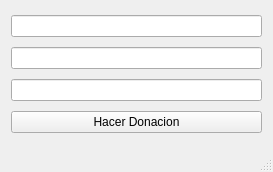
Esvux/LabEDD, file Ejemplos/ClienteQt/ClienteEDD/mainwindow.ui: the form before one commit.
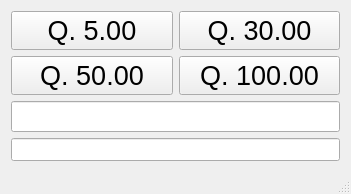
The form after the commit.

```diff
--- a/Ejemplos/ClienteQt/ClienteEDD/mainwindow.ui
+++ b/Ejemplos/ClienteQt/ClienteEDD/mainwindow.ui
@@ -6,28 +6,78 @@
    <rect>
     <x>0</x>
     <y>0</y>
-    <width>273</width>
-    <height>172</height>
+    <width>351</width>
+    <height>175</height>
    </rect>
   </property>
   <property name="windowTitle">
    <string>MainWindow</string>
   </property>
   <widget class="QWidget" name="centralWidget">
-   <layout class="QVBoxLayout" name="verticalLayout">
-    <item>
-     <widget class="QLineEdit" name="lineEdit"/>
+   <layout class="QGridLayout" name="gridLayout">
+    <item row="0" column="0">
+     <widget class="QPushButton" name="pushButton5Q">
+      <property name="font">
+       <font>
+        <pointsize>20</pointsize>
+       </font>
+      </property>
+      <property name="text">
+       <string>Q. 5.00</string>
+      </property>
+     </widget>
     </item>
-    <item>
-     <widget class="QLineEdit" name="lineEdit_2"/>
+    <item row="1" column="0">
+     <widget class="QPushButton" name="pushButton50Q">
+      <property name="font">
+       <font>
+        <pointsize>20</pointsize>
+       </font>
+      </property>
+      <property name="text">
+       <string>Q. 50.00</string>
+      </property>
+     </widget>
     </item>
-    <item>
-     <widget class="QLineEdit" name="lineEdit_3"/>
+    <item row="1" column="1">
+     <widget class="QPushButton" name="pushButton100Q">
+      <property name="font">
+       <font>
+        <pointsize>20</pointsize>
+       </font>
+      </property>
+      <property name="text">
+       <string>Q. 100.00</string>
+      </property>
+     </widget>
     </item>
-    <item>
-     <widget class="QPushButton" name="pushButton">
+    <item row="0" column="1">
+     <widget class="QPushButton" name="pushButton30Q">
+      <property name="font">
+       <font>
+        <pointsize>20</pointsize>
+       </font>
+      </property>
       <property name="text">
-       <string>Hacer Donacion</string>
+       <string>Q. 30.00</string>
+      </property>
+     </widget>
+    </item>
+    <item row="3" column="0" colspan="2">
+     <widget class="QLineEdit" name="verificacionTicket">
+      <property name="font">
+       <font>
+        <pointsize>10</pointsize>
+       </font>
+      </property>
+     </widget>
+    </item>
+    <item row="2" column="0" colspan="2">
+     <widget class="QLineEdit" name="codigoTicket">
+      <property name="font">
+       <font>
+        <pointsize>14</pointsize>
+       </font>
       </property>
      </widget>
     </item>
```
Left out of the diff: 2 changed lines with no effect on the pictures.
